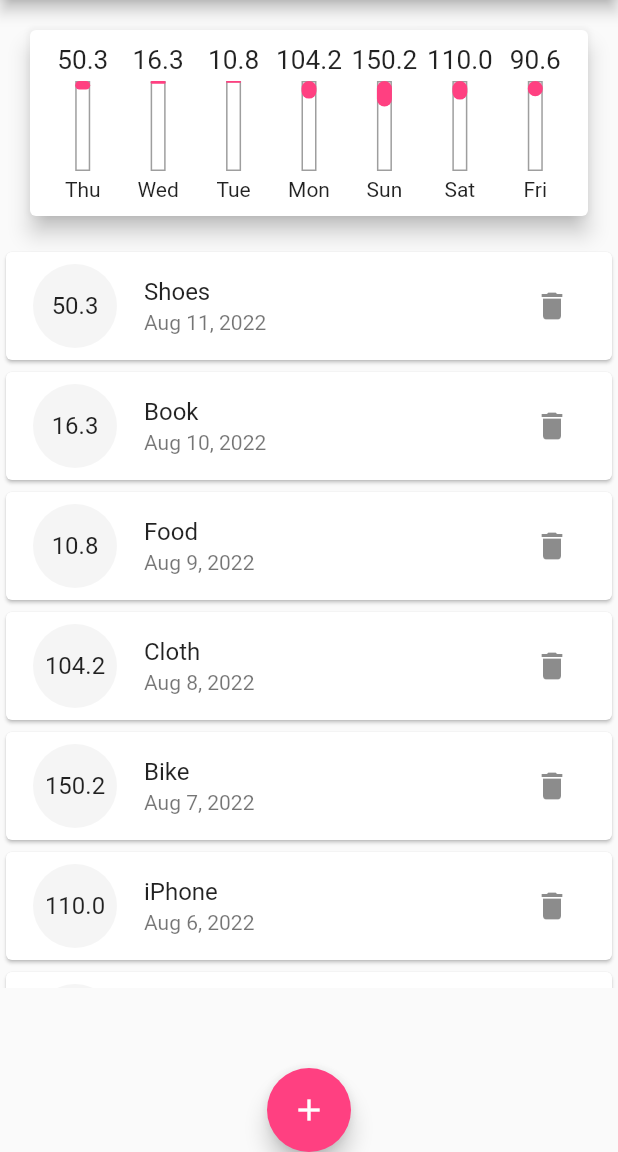
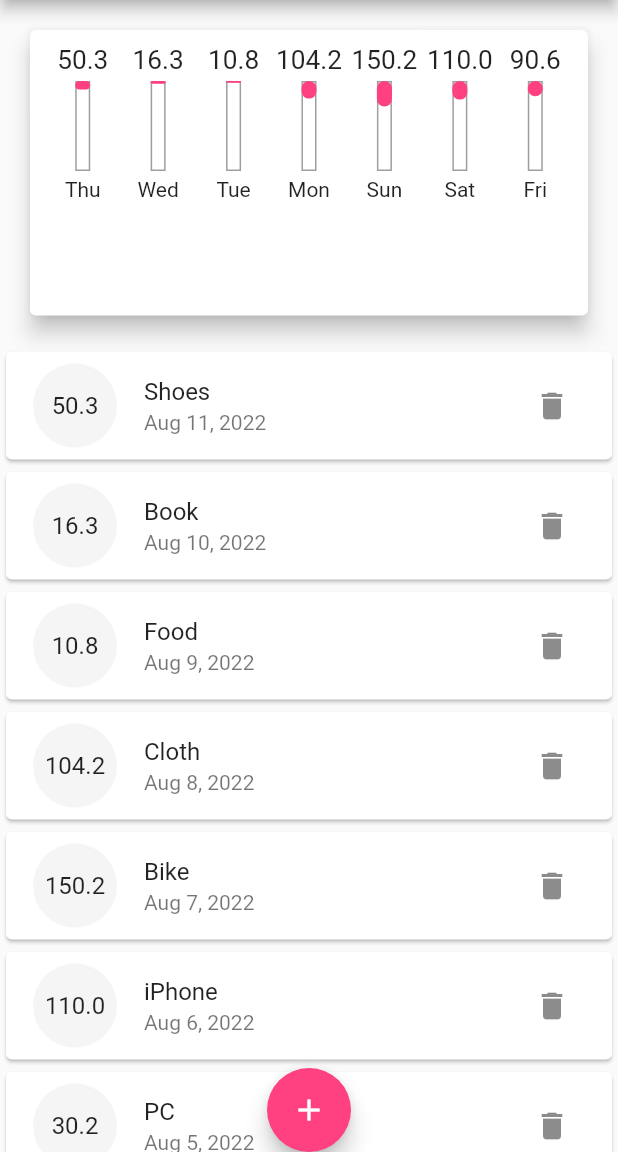
Before and after one commit to sakku-14/account_bank_app, a Flutter app: the screen it shows after launch, on a phone screen of 412 x 824 dp, the part 84-1236 px from its top. Run offline on Flutter 3.47's test engine with Material 2 defaults, Android fonts, the phone set to English and light mode, and no system bars; missing offline and left inert: dart:ffi; Roboto replaces fonts that are missing (OpenSans, Quicksand).

Commit message:
refactor responsive design for chart&transaction_list height

```diff
--- a/lib/main.dart
+++ b/lib/main.dart
@@ -172,12 +172,25 @@ class _MyHomePageState extends State<MyHomePage> {
       body: Column(
         children: <Widget>[
           // チャート表示部
-          isLandscape ? Container() : Chart(_recentTransactions),
+          isLandscape
+              ? Container()
+              : Container(
+                  height: (mediaQuery.size.height -
+                          AppBar().preferredSize.height -
+                          mediaQuery.padding.top) *
+                      0.3,
+                  child: Chart(_recentTransactions),
+                ),
           // トランザクションリスト表示部
           Container(
-            height: (isLandscape
-                ? mediaQuery.size.height - AppBar().preferredSize.height
-                : mediaQuery.size.height * 0.6),
+            height: isLandscape
+                ? mediaQuery.size.height -
+                    AppBar().preferredSize.height -
+                    mediaQuery.padding.top
+                : (mediaQuery.size.height -
+                        AppBar().preferredSize.height -
+                        mediaQuery.padding.top) *
+                    0.7,
             child: Expanded(
               child: TransactionList(
                 _userTransactions,
```
